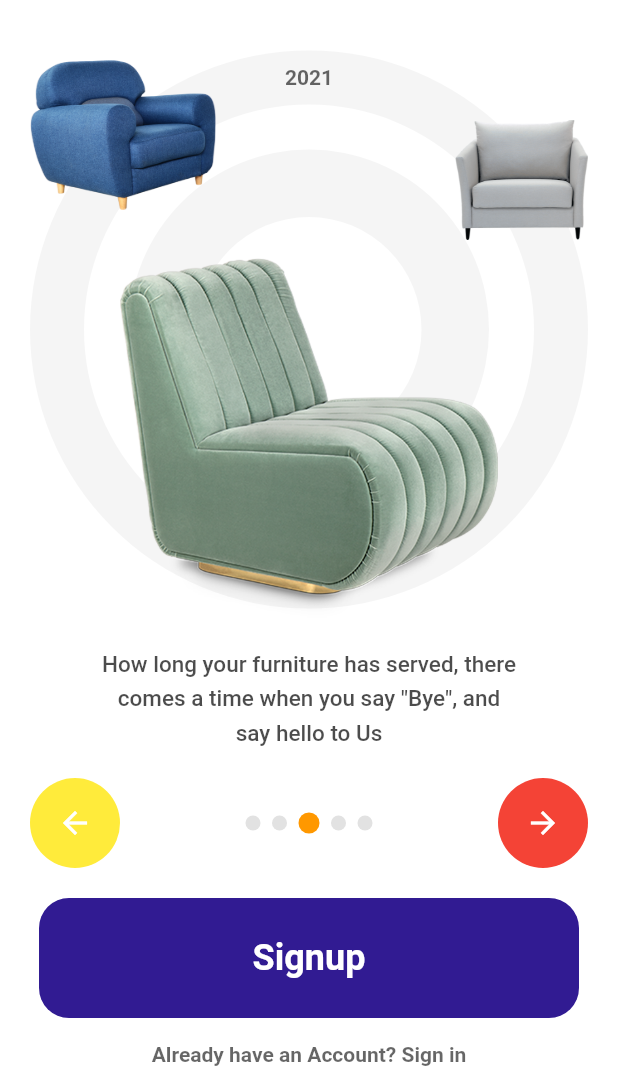
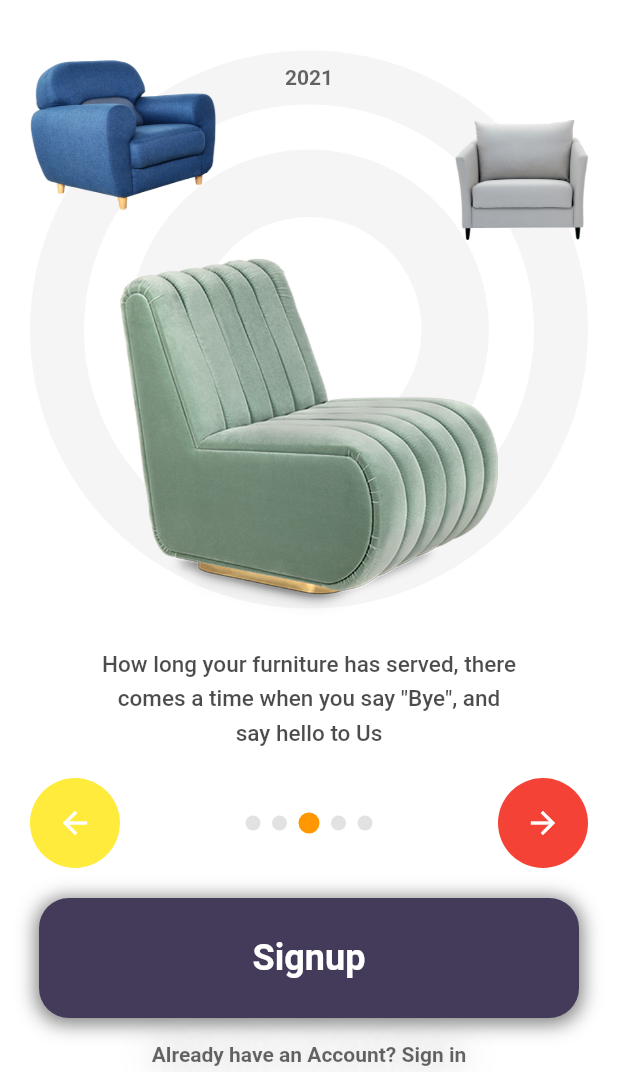
Before and after one commit to sameerkhan24/FurnitureAppUIOrix, a Flutter app: the screen it shows after launch, on a phone screen of 412 x 824 dp, the part 164-1236 px from its top. Run offline on Flutter 3.47's test engine with Material 2 defaults, Android fonts, the light colour scheme and no system bars.

Commit message:
Made signup button purple and added shadows to it and shadows to text

```diff
--- a/lib/loginpage.dart
+++ b/lib/loginpage.dart
@@ -3,6 +3,7 @@ import 'package:flutter/material.dart';
 import 'package:flutter/painting.dart';
 import 'package:flutter/rendering.dart';
 import 'package:flutter/widgets.dart';
+import 'package:orixfurnitureui/styles.dart';
 
 class LoginPage extends StatefulWidget {
   const LoginPage({ Key? key }) : super(key: key);
@@ -67,7 +68,7 @@ say hello to Us ''',
             SignUpButton(),
             Padding(
               padding: const EdgeInsets.all(16.0),
-              child: Text('Already have an Account? Sign in',style: TextStyle(fontSize: 14,fontWeight: FontWeight.bold,color: Colors.black.withOpacity(0.6)),),
+              child: Text('Already have an Account? Sign in',style: TextStyle(fontSize: 14,fontWeight: FontWeight.bold,color: Colors.black.withOpacity(0.6),shadows: [textshadow]),),
             )
           ],
         ),
@@ -149,8 +150,16 @@ class SignUpButton extends StatelessWidget {
       height: 80,
       width: 360,
       decoration: BoxDecoration(
-        color: Colors.deepPurple[900],
-        borderRadius: BorderRadius.all(Radius.circular(20))
+        color: const Color(0xFF443B5A),
+        borderRadius: const BorderRadius.all(Radius.circular(20)),
+        boxShadow: [
+          BoxShadow(
+        color: Colors.black.withOpacity(0.5),
+        spreadRadius: 2,
+        blurRadius: 10,
+        offset: Offset(0, 2),
+      ),
+        ]
       ),
       child: Center(child: Text('Signup',style: TextStyle(fontSize: 24,color: Colors.white,fontWeight: FontWeight.bold),)),
     );
--- /dev/null
+++ b/lib/styles.dart
@@ -0,0 +1,7 @@
+import 'package:flutter/material.dart';
+
+Shadow textshadow = Shadow(
+                blurRadius: 30.0,
+                color: Colors.black.withOpacity(0.4),
+                offset: Offset(0, 0),
+                );
```
